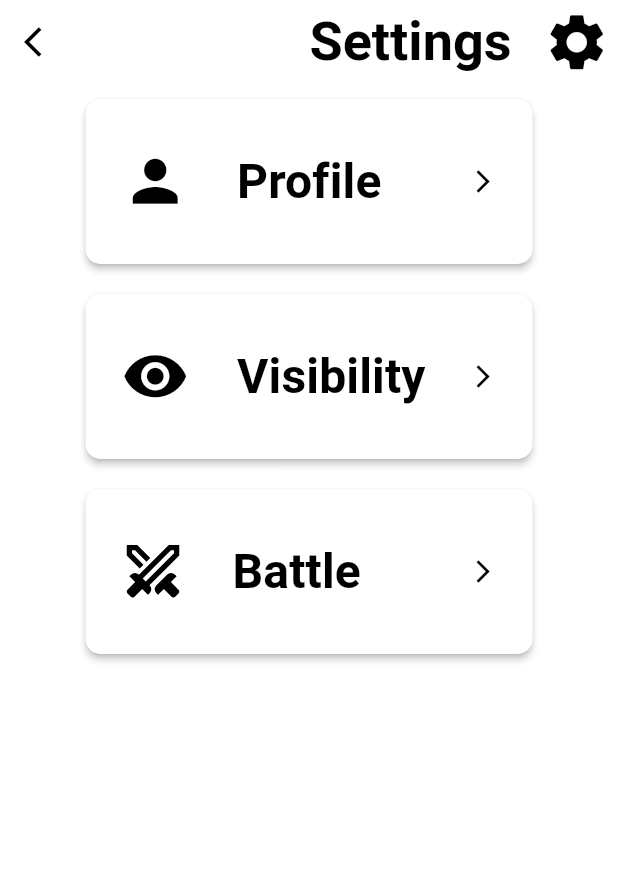
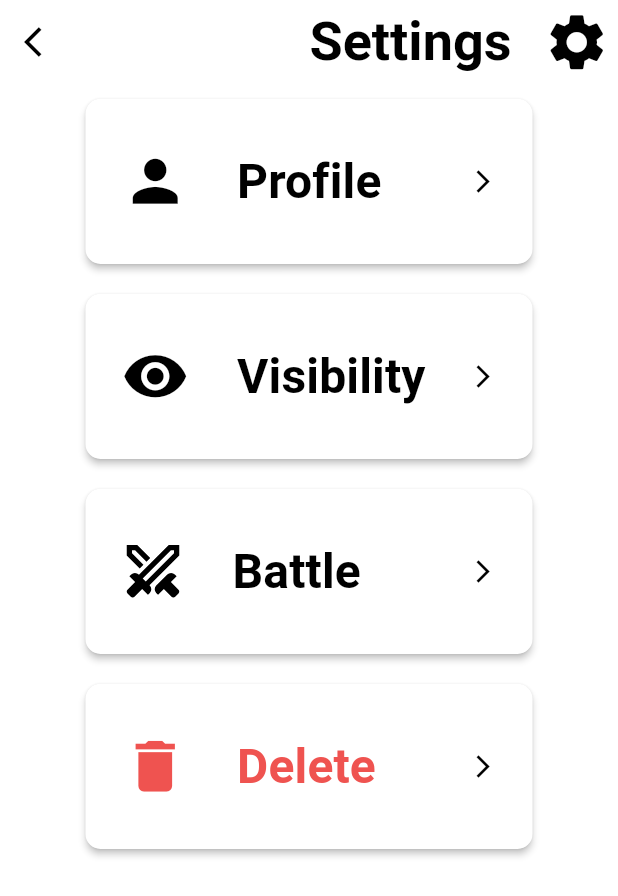
Before and after one commit to Itsuki54/arco-dev, a Flutter app: the screen it shows after launch, on a phone screen of 412 x 824 dp. Shown: the top 896 px of the screen. Run offline on Flutter 3.47's test engine with Material 3 defaults, Android fonts, the phone set to English and light mode, and no system bars; our stand-ins replace firebase_core, flutter_svg; accounts and stored records are empty.

Commit message:
fin: settings

```diff
--- a/lib/src/pages/settings/settings.dart
+++ b/lib/src/pages/settings/settings.dart
@@ -40,6 +40,39 @@ class _SettingsPageState extends State<SettingsPage> {
                   height: 42,
                   theme: const SvgTheme(currentColor: Colors.black)),
               nextPage: Scaffold(appBar: AppBar())),
+          Container(
+              padding: const EdgeInsets.all(10),
+              child: ElevatedButton(
+                  onPressed: () {
+                    Navigator.of(context).push(MaterialPageRoute(
+                        builder: (context) => Scaffold(
+                              appBar: AppBar(),
+                            )));
+                  },
+                  style: ElevatedButton.styleFrom(
+                      elevation: 2,
+                      shape: RoundedRectangleBorder(
+                          borderRadius: BorderRadius.circular(10))),
+                  child: SizedBox(
+                      width: 250,
+                      height: 110,
+                      child: Row(
+                        children: [
+                          Icon(
+                            Icons.delete,
+                            size: 45,
+                            color: Colors.red.shade400,
+                          ),
+                          const SizedBox(width: 32),
+                          Text("Delete",
+                              style: TextStyle(
+                                  fontSize: 32,
+                                  fontWeight: FontWeight.bold,
+                                  color: Colors.red.shade400)),
+                          const Expanded(child: SizedBox()),
+                          const Icon(Icons.arrow_forward_ios),
+                        ],
+                      )))),
         ]),
       ),
     );
```
